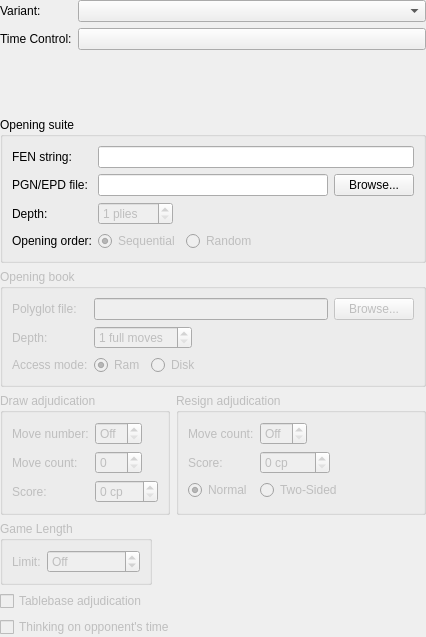
Qt form projects/gui/ui/gamesettingswidget.ui (keith1760/cutechess-build) before a commit.
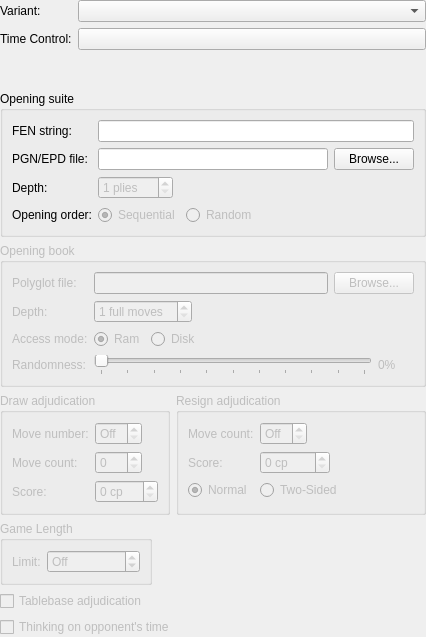
The same form after that commit.

Commit message: Replace repo contents with latest Cutechess source (dock-visibility tick-box fix, 18-09-26)

The edit to the form file:
```diff
--- a/projects/gui/ui/gamesettingswidget.ui
+++ b/projects/gui/ui/gamesettingswidget.ui
@@ -304,6 +304,61 @@
         </item>
        </layout>
       </item>
+      <item row="3" column="0">
+       <widget class="QLabel" name="m_polyglotRandomnessLabel">
+        <property name="text">
+         <string>Randomness:</string>
+        </property>
+        <property name="buddy">
+         <cstring>m_polyglotRandomnessSlider</cstring>
+        </property>
+       </widget>
+      </item>
+      <item row="3" column="1">
+       <layout class="QHBoxLayout" name="horizontalLayout_6">
+        <item>
+         <widget class="QSlider" name="m_polyglotRandomnessSlider">
+          <property name="enabled">
+           <bool>false</bool>
+          </property>
+          <property name="toolTip">
+           <string>0% picks book moves weighted by popularity, exactly as recorded in the opening book (the traditional behavior). 100% ignores popularity entirely and picks uniformly at random among all book moves available in each position. Values in between blend the two.</string>
+          </property>
+          <property name="minimum">
+           <number>0</number>
+          </property>
+          <property name="maximum">
+           <number>100</number>
+          </property>
+          <property name="value">
+           <number>0</number>
+          </property>
+          <property name="orientation">
+           <enum>Qt::Horizontal</enum>
+          </property>
+          <property name="tickPosition">
+           <enum>QSlider::TicksBelow</enum>
+          </property>
+          <property name="tickInterval">
+           <number>10</number>
+          </property>
+         </widget>
+        </item>
+        <item>
+         <widget class="QLabel" name="m_polyglotRandomnessValueLabel">
+          <property name="minimumSize">
+           <size>
+            <width>36</width>
+            <height>0</height>
+           </size>
+          </property>
+          <property name="text">
+           <string>0%</string>
+          </property>
+         </widget>
+        </item>
+       </layout>
+      </item>
      </layout>
     </widget>
    </item>
```
The commit also changes 9 other files.
